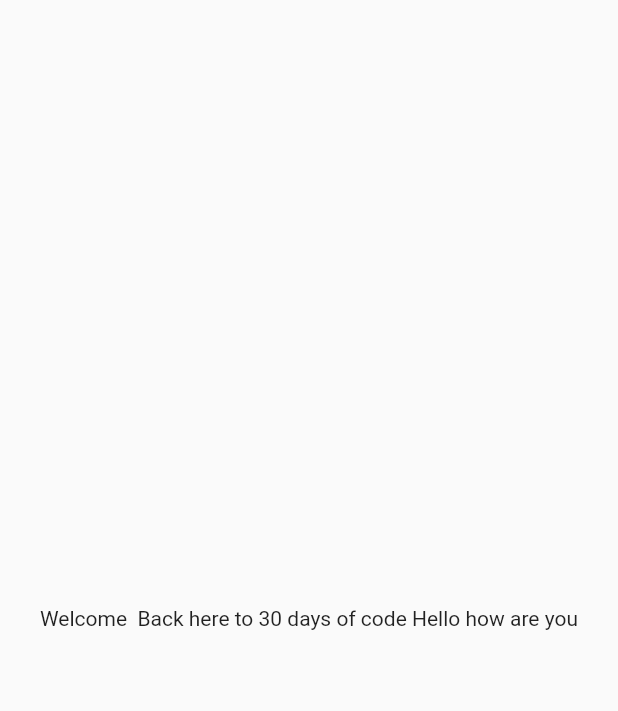
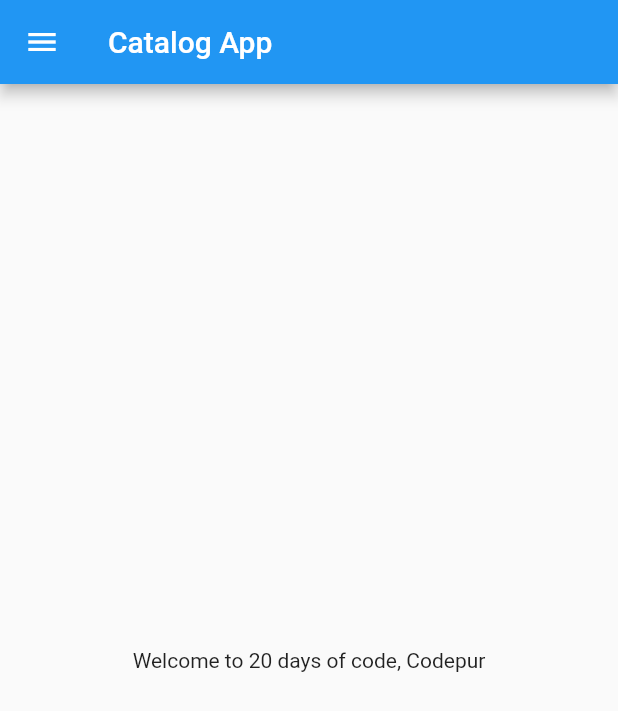
Before and after one commit to Jetandarkumar/-Codepur-Course, a Flutter app: the screen it shows after launch, on a phone screen of 412 x 824 dp. Shown: the top 711 px of the screen. Run offline on Flutter 3.47's test engine with Material 2 defaults, Android fonts, the phone set to English and light mode, and no system bars.

Commit message:
Second day

```diff
--- /dev/null
+++ b/lib/home_page.dart
@@ -0,0 +1,17 @@
+import 'package:flutter/material.dart';
+
+class HomePage extends StatelessWidget {
+  @override
+  Widget build(BuildContext context) {
+    final int days = 20;
+    final String name = "Codepur";
+    return Scaffold(
+      appBar: AppBar(
+        title:Text("Catalog App"),
+      ),
+      body: Center(
+          child: Container(child: Text("Welcome to $days days of code, $name"))),
+          drawer: Drawer(),
+    );
+  }
+}
--- a/lib/main.dart
+++ b/lib/main.dart
@@ -1,3 +1,4 @@
+import 'package:first/home_page.dart';
 import 'package:flutter/material.dart';
 
 void main(){
@@ -5,19 +6,14 @@ void main(){
 }
 
 
+
 class MyApp extends StatelessWidget {
-  const MyApp({Key? key}) : super(key: key);
 
   @override
   Widget build(BuildContext context) {
+
     return MaterialApp(
-      home: Material(
-      child: Center(
-        child: Container(
-       child: Text("Welcome  Back here to 30 days of code Hello how are you")
-       )
-         ),
-      )
+      home : HomePage(),
     );
   }
 }
```
